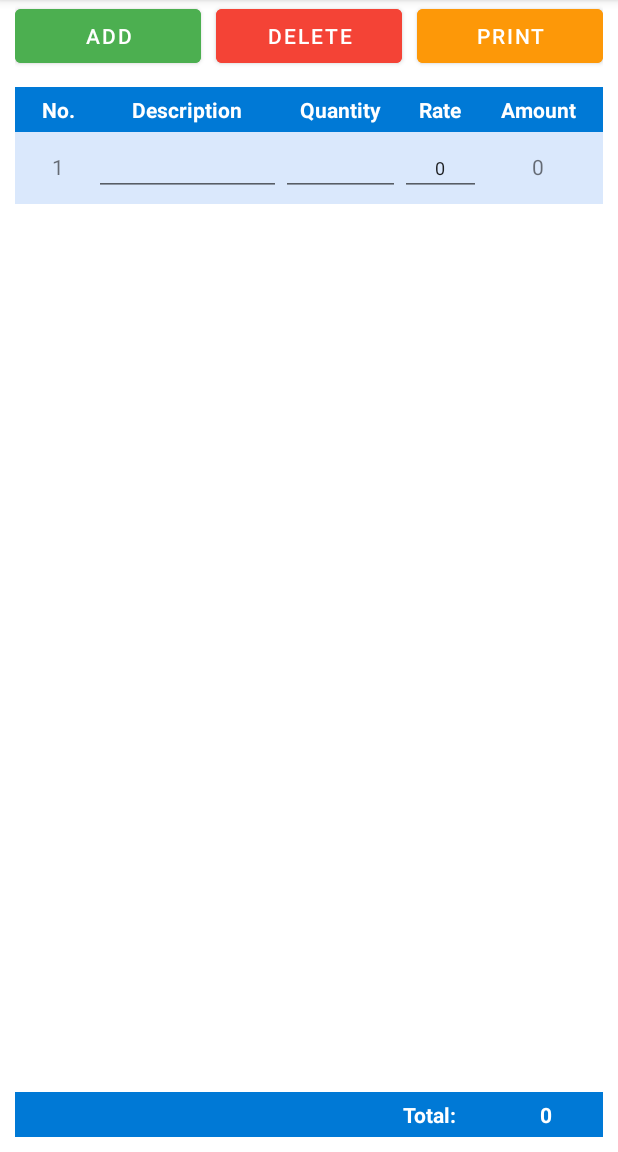
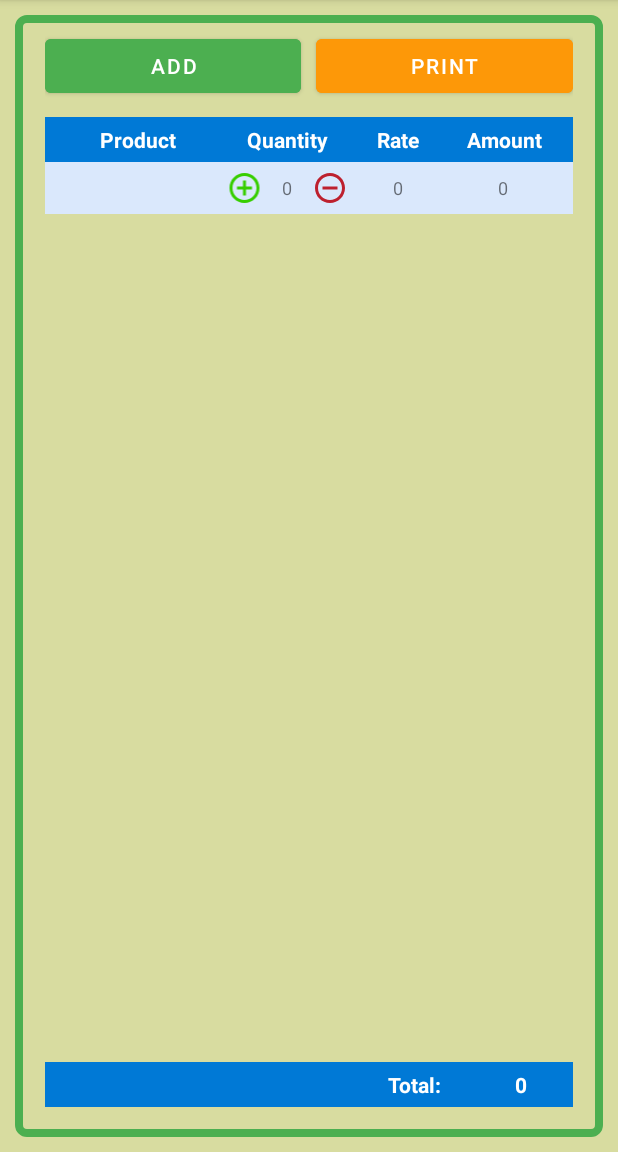
Before and after one commit to julianjx1/Invoice, an Android app: the InvoiceFragment screen opened through its navigation route, after a tap on "ADD", on a phone screen of 412 x 824 dp, the part 84-1236 px from its top. Run offline under Robolectric (Android 15) with nearby library versions, the phone set to English and light mode, and no system bars; our stand-ins replace data binding.

Commit message:
Invoice button add

```diff
--- a/app/src/main/java/com/invoice/bd/view/fragment/HomeFragment.java
+++ b/app/src/main/java/com/invoice/bd/view/fragment/HomeFragment.java
@@ -31,6 +31,9 @@ public class HomeFragment extends Fragment {
         binding.btnCategories.setOnClickListener(view -> {
             Navigation.findNavController(requireActivity(), R.id.nav_host_fragment).navigate(R.id.action_homeFragment_to_categoriesFragment);
         });
+        binding.btnProductUpload.setOnClickListener(view -> {
+            Navigation.findNavController(requireActivity(), R.id.nav_host_fragment).navigate(R.id.action_homeFragment_to_productInfoFragment);
+        });
         binding.btnProducts.setOnClickListener(view -> {
             Navigation.findNavController(requireActivity(), R.id.nav_host_fragment).navigate(R.id.action_homeFragment_to_productsFragment);
         });
--- a/app/src/main/java/com/invoice/bd/view/fragment/InvoiceFragment.java
+++ b/app/src/main/java/com/invoice/bd/view/fragment/InvoiceFragment.java
@@ -56,7 +56,7 @@ public class InvoiceFragment extends Fragment implements PDFUtility.OnDocumentCl
             rowBindingArrayList.add(rowBinding);
         });
 
-        binding.delete.setOnClickListener(view -> removeRow());
+
 
         binding.print.setOnClickListener(this::generatePDF);
         return binding.getRoot();
@@ -64,46 +64,64 @@ public class InvoiceFragment extends Fragment implements PDFUtility.OnDocumentCl
 
     private InvoiceItemRowBinding newRow(){
         InvoiceItemRowBinding rowBinding = DataBindingUtil.inflate(getLayoutInflater(), R.layout.invoice_item_row,binding.table,false);
-        rowBinding.no.setText(String.valueOf(rowBindingArrayList.size()+1));
+      //  rowBinding.no.setText(String.valueOf(rowBindingArrayList.size()+1));
         String[] language ={"Biscuit", "Chocolate"};
         ArrayAdapter<String> adapter = new ArrayAdapter<String>
                 (requireContext(),android.R.layout.select_dialog_item,language);
-        rowBinding.productName.setThreshold(1);//will start working from first character
-        rowBinding.productName.setAdapter(adapter);//setting the adapter data into the
-        rowBinding.quantity.addTextChangedListener(new TextWatcher() {
-            @Override
-            public void beforeTextChanged(CharSequence charSequence, int i, int i1, int i2) {
+//        rowBinding.productName.setThreshold(1);//will start working from first character
+//        rowBinding.productName.setAdapter(adapter);//setting the adapter data into the
+//        rowBinding.quantity.addTextChangedListener(new TextWatcher() {
+//            @Override
+//            public void beforeTextChanged(CharSequence charSequence, int i, int i1, int i2) {
+//
+//            }
+//
+//            @Override
+//            public void onTextChanged(CharSequence charSequence, int i, int i1, int i2) {
+//                setAmount(rowBinding);
+//            }
+//
+//            @Override
+//            public void afterTextChanged(Editable editable) {
+//
+//            }
+//        });
+//        rowBinding.rate.addTextChangedListener(new TextWatcher() {
+//            @Override
+//            public void beforeTextChanged(CharSequence charSequence, int i, int i1, int i2) {
+//
+//            }
+//
+//            @Override
+//            public void onTextChanged(CharSequence charSequence, int i, int i1, int i2) {
+//                setAmount(rowBinding);
+//            }
+//
+//            @Override
+//            public void afterTextChanged(Editable editable) {
+//
+//            }
+//        });
 
-            }
-
-            @Override
-            public void onTextChanged(CharSequence charSequence, int i, int i1, int i2) {
+        rowBinding.addQuantity.setOnClickListener(view -> {
+            Integer quantity = Integer.parseInt(rowBinding.quantity.getText().toString());
+            quantity += 1;
+            rowBinding.quantity.setText(String.valueOf(quantity));
+            setAmount(rowBinding);
+        });
+        rowBinding.removeQuantity.setOnClickListener(view -> {
+            Integer quantity = Integer.parseInt(rowBinding.quantity.getText().toString());
+            quantity -= 1;
+            if(quantity < 0)
+                removeRow(rowBinding);
+            else {
+                rowBinding.quantity.setText(String.valueOf(quantity));
                 setAmount(rowBinding);
-            }
-
-            @Override
-            public void afterTextChanged(Editable editable) {
-
-            }
-        });
-        rowBinding.rate.addTextChangedListener(new TextWatcher() {
-            @Override
-            public void beforeTextChanged(CharSequence charSequence, int i, int i1, int i2) {
-
-            }
-
-            @Override
-            public void onTextChanged(CharSequence charSequence, int i, int i1, int i2) {
-                setAmount(rowBinding);
-            }
-
-            @Override
-            public void afterTextChanged(Editable editable) {
-
             }
         });
         return rowBinding;
     }
+
 
     private void setAmount(InvoiceItemRowBinding rowBinding){
         try{
@@ -120,8 +138,8 @@ public class InvoiceFragment extends Fragment implements PDFUtility.OnDocumentCl
         }
 
     }
-    private void removeRow(){
-        InvoiceItemRowBinding rowBinding = rowBindingArrayList.remove(rowBindingArrayList.size()-1);
+    private void removeRow(InvoiceItemRowBinding rowBinding){
+        rowBindingArrayList.remove(rowBindingArrayList.size()-1);
         try{
             int previewsTotal = Integer.parseInt(rowBinding.amount.getText().toString());
             totalAmount -= previewsTotal;
@@ -169,7 +187,7 @@ public class InvoiceFragment extends Fragment implements PDFUtility.OnDocumentCl
         List<String[]> temp = new ArrayList<>();
         for(InvoiceItemRowBinding tableRowBinding: rowBindingArrayList){
             temp.add(new String[] {
-                    tableRowBinding.no.getText().toString(),
+                   // tableRowBinding.no.getText().toString(),
                     tableRowBinding.productName.getText().toString(),
                     tableRowBinding.quantity.getText().toString(),
                     tableRowBinding.rate.getText().toString(),
--- /dev/null
+++ b/app/src/main/res/drawable/ic_baseline_add_24.xml
@@ -0,0 +1,5 @@
+<vector android:height="24dp" android:tint="#37CE00"
+    android:viewportHeight="24" android:viewportWidth="24"
+    android:width="24dp" xmlns:android="http://schemas.android.com/apk/res/android">
+    <path android:fillColor="@android:color/white" android:pathData="M19,13h-6v6h-2v-6H5v-2h6V5h2v6h6v2z"/>
+</vector>
--- /dev/null
+++ b/app/src/main/res/drawable/ic_baseline_add_circle_outline_24.xml
@@ -0,0 +1,5 @@
+<vector android:height="24dp" android:tint="#37CE00"
+    android:viewportHeight="24" android:viewportWidth="24"
+    android:width="24dp" xmlns:android="http://schemas.android.com/apk/res/android">
+    <path android:fillColor="@android:color/white" android:pathData="M13,7h-2v4L7,11v2h4v4h2v-4h4v-2h-4L13,7zM12,2C6.48,2 2,6.48 2,12s4.48,10 10,10 10,-4.48 10,-10S17.52,2 12,2zM12,20c-4.41,0 -8,-3.59 -8,-8s3.59,-8 8,-8 8,3.59 8,8 -3.59,8 -8,8z"/>
+</vector>
--- /dev/null
+++ b/app/src/main/res/drawable/ic_baseline_check_circle_outline_24.xml
@@ -0,0 +1,5 @@
+<vector android:height="24dp" android:tint="#24CC25"
+    android:viewportHeight="24" android:viewportWidth="24"
+    android:width="24dp" xmlns:android="http://schemas.android.com/apk/res/android">
+    <path android:fillColor="@android:color/white" android:pathData="M16.59,7.58L10,14.17l-3.59,-3.58L5,12l5,5 8,-8zM12,2C6.48,2 2,6.48 2,12s4.48,10 10,10 10,-4.48 10,-10S17.52,2 12,2zM12,20c-4.42,0 -8,-3.58 -8,-8s3.58,-8 8,-8 8,3.58 8,8 -3.58,8 -8,8z"/>
+</vector>
--- /dev/null
+++ b/app/src/main/res/drawable/ic_baseline_radio_button_unchecked_24.xml
@@ -0,0 +1,5 @@
+<vector android:height="24dp" android:tint="#5E5959"
+    android:viewportHeight="24" android:viewportWidth="24"
+    android:width="24dp" xmlns:android="http://schemas.android.com/apk/res/android">
+    <path android:fillColor="@android:color/white" android:pathData="M12,2C6.48,2 2,6.48 2,12s4.48,10 10,10 10,-4.48 10,-10S17.52,2 12,2zM12,20c-4.42,0 -8,-3.58 -8,-8s3.58,-8 8,-8 8,3.58 8,8 -3.58,8 -8,8z"/>
+</vector>
--- /dev/null
+++ b/app/src/main/res/drawable/ic_baseline_remove_circle_outline_24.xml
@@ -0,0 +1,5 @@
+<vector android:height="24dp" android:tint="#BD202E"
+    android:viewportHeight="24" android:viewportWidth="24"
+    android:width="24dp" xmlns:android="http://schemas.android.com/apk/res/android">
+    <path android:fillColor="@android:color/white" android:pathData="M7,11v2h10v-2L7,11zM12,2C6.48,2 2,6.48 2,12s4.48,10 10,10 10,-4.48 10,-10S17.52,2 12,2zM12,20c-4.41,0 -8,-3.59 -8,-8s3.59,-8 8,-8 8,3.59 8,8 -3.59,8 -8,8z"/>
+</vector>
--- a/app/src/main/res/layout/fragment_invoice.xml
+++ b/app/src/main/res/layout/fragment_invoice.xml
@@ -2,9 +2,18 @@
 <layout xmlns:android="http://schemas.android.com/apk/res/android">
 
 
+    <LinearLayout
+        android:layout_width="match_parent"
+        android:layout_height="match_parent"
+        android:background="@color/product_background_color"
+        android:padding="10dp"
+        >
         <RelativeLayout
             android:layout_width="match_parent"
-        android:layout_height="match_parent">
+            android:layout_height="match_parent"
+            android:background="@drawable/product_view_root_background"
+            android:padding="10dp"
+            >
 
             <ScrollView
                 android:layout_width="match_parent"
@@ -24,7 +33,7 @@
                         android:orientation="horizontal"
                         android:paddingStart="10dp"
                         android:paddingEnd="10dp"
-                    android:weightSum="3">
+                        android:weightSum="2">
 
                         <com.google.android.material.button.MaterialButton
                             android:id="@+id/add"
@@ -34,14 +43,14 @@
                             android:backgroundTint="@color/green"
                             android:text="@string/add" />
 
-                    <com.google.android.material.button.MaterialButton
-                        android:id="@+id/delete"
-                        android:layout_width="wrap_content"
-                        android:layout_height="wrap_content"
-                        android:layout_marginLeft="10dp"
-                        android:layout_weight="1"
-                        android:backgroundTint="@color/red"
-                        android:text="@string/delete" />
+<!--                        <com.google.android.material.button.MaterialButton-->
+<!--                            android:id="@+id/delete"-->
+<!--                            android:layout_width="wrap_content"-->
+<!--                            android:layout_height="wrap_content"-->
+<!--                            android:layout_marginLeft="10dp"-->
+<!--                            android:layout_weight="1"-->
+<!--                            android:backgroundTint="@color/red"-->
+<!--                            android:text="@string/delete" />-->
 
                         <com.google.android.material.button.MaterialButton
                             android:id="@+id/print"
@@ -67,20 +76,20 @@
                             android:background="#0079D6"
                             android:padding="5dp">
 
-                        <TextView
-                            android:layout_width="wrap_content"
-                            android:layout_height="wrap_content"
-                            android:layout_weight="1"
-                            android:text="No."
-                            android:textAlignment="center"
-                            android:textColor="@color/white"
-                            android:textStyle="bold" />
+<!--                            <TextView-->
+<!--                                android:layout_width="wrap_content"-->
+<!--                                android:layout_height="wrap_content"-->
+<!--                                android:layout_weight="1"-->
+<!--                                android:text="No."-->
+<!--                                android:textAlignment="center"-->
+<!--                                android:textColor="@color/white"-->
+<!--                                android:textStyle="bold" />-->
 
                             <TextView
                                 android:layout_width="wrap_content"
                                 android:layout_height="wrap_content"
                                 android:layout_weight="2"
-                            android:text="Description"
+                                android:text="Product"
                                 android:textAlignment="center"
                                 android:textColor="@color/white"
                                 android:textStyle="bold" />
@@ -112,6 +121,7 @@
                                 android:textColor="@color/white"
                                 android:textStyle="bold" />
                         </TableRow>
+
 
 
                     </TableLayout>
@@ -175,6 +185,9 @@
 
             </TableLayout>
         </RelativeLayout>
+    </LinearLayout>
+
+
 
 
 
--- a/app/src/main/res/layout/invoice_item_row.xml
+++ b/app/src/main/res/layout/invoice_item_row.xml
@@ -11,51 +11,81 @@
         android:background="#DAE8FC"
         android:padding="5dp"
         >
-        <TextView
-            android:id="@+id/no"
-            android:layout_width="wrap_content"
-            android:layout_height="wrap_content"
-            android:layout_weight="1"
-            android:textAlignment="center"
-            android:text="" />
+<!--        <TextView-->
+<!--            android:id="@+id/no"-->
+<!--            android:layout_width="wrap_content"-->
+<!--            android:layout_height="wrap_content"-->
+<!--            android:layout_weight="1"-->
+<!--            android:textSize="12sp"-->
+<!--            android:textAlignment="center"-->
+<!--            android:layout_gravity="center"-->
+<!--            android:text="" />-->
 
 
 
-        <AutoCompleteTextView
+        <TextView
             android:id="@+id/product_name"
             android:layout_width="wrap_content"
             android:layout_height="wrap_content"
             android:layout_weight="2"
             android:textSize="12sp"
-            android:inputType="text"
             android:textAlignment="center"
+            android:layout_gravity="center"
             android:text=""
             />
-        <EditText
-            android:id="@+id/quantity"
-            android:layout_width="10sp"
+        <LinearLayout
+            android:layout_width="wrap_content"
             android:layout_height="wrap_content"
+            android:orientation="horizontal"
+            android:layout_gravity="center"
+            android:weightSum="4"
+            android:gravity="center"
             android:layout_weight="1"
-            android:inputType="numberDecimal"
-            android:textSize="12sp"
-            android:textAlignment="center"
-            android:text=""
-           />
-        <EditText
+            >
+
+            <ImageView
+                android:id="@+id/add_quantity"
+                android:layout_width="wrap_content"
+                android:layout_height="wrap_content"
+                android:src="@drawable/ic_baseline_add_circle_outline_24"
+                android:layout_weight="1"
+                />
+
+            <TextView
+                android:id="@+id/quantity"
+                android:layout_width="10sp"
+                android:layout_height="wrap_content"
+                android:layout_weight="2"
+                android:textSize="12sp"
+                android:textAlignment="center"
+                android:text="0"
+                />
+            <ImageView
+                android:id="@+id/remove_quantity"
+                android:layout_width="wrap_content"
+                android:layout_height="wrap_content"
+                android:src="@drawable/ic_baseline_remove_circle_outline_24"
+                android:layout_weight="1"
+                />
+        </LinearLayout>
+
+        <TextView
             android:id="@+id/rate"
             android:layout_width="10sp"
             android:layout_height="wrap_content"
             android:layout_weight="1"
             android:textSize="12sp"
             android:textAlignment="center"
-            android:inputType="numberDecimal"
+            android:layout_gravity="center"
             android:text="0" />
         <TextView
             android:id="@+id/amount"
             android:layout_width="wrap_content"
             android:layout_height="wrap_content"
             android:layout_weight="1"
+            android:textSize="12sp"
             android:textAlignment="center"
+            android:layout_gravity="center"
             android:text="0" />
 
 
--- a/app/src/main/res/navigation/nav_graph.xml
+++ b/app/src/main/res/navigation/nav_graph.xml
@@ -14,6 +14,9 @@ app:startDestination="@id/homeFragment">
         <action
             android:id="@+id/action_homeFragment_to_categoriesFragment"
             app:destination="@id/categoriesFragment" />
+        <action
+            android:id="@+id/action_homeFragment_to_productInfoFragment"
+            app:destination="@id/productInfoFragment" />
         <action
             android:id="@+id/action_homeFragment_to_productsFragment"
             app:destination="@id/productsFragment" />
--- a/app/src/main/res/values/strings.xml
+++ b/app/src/main/res/values/strings.xml
@@ -51,4 +51,5 @@
     <string name="last_name">Last Name</string>
     <string name="full_address">Full Address</string>
     <string name="sign_up">Sign up</string>
+    <string name="product_upload">Product Upload</string>
 </resources>
```
Also changed, not shown: app/src/main/res/layout/fragment_home.xml (+9 -1 lines), app/src/main/res/layout/fragment_products.xml (+11 -1 lines), app/src/main/res/layout/product_item_row.xml (+6 -1 lines). Lines whose indentation alone changed are shown as unchanged.
